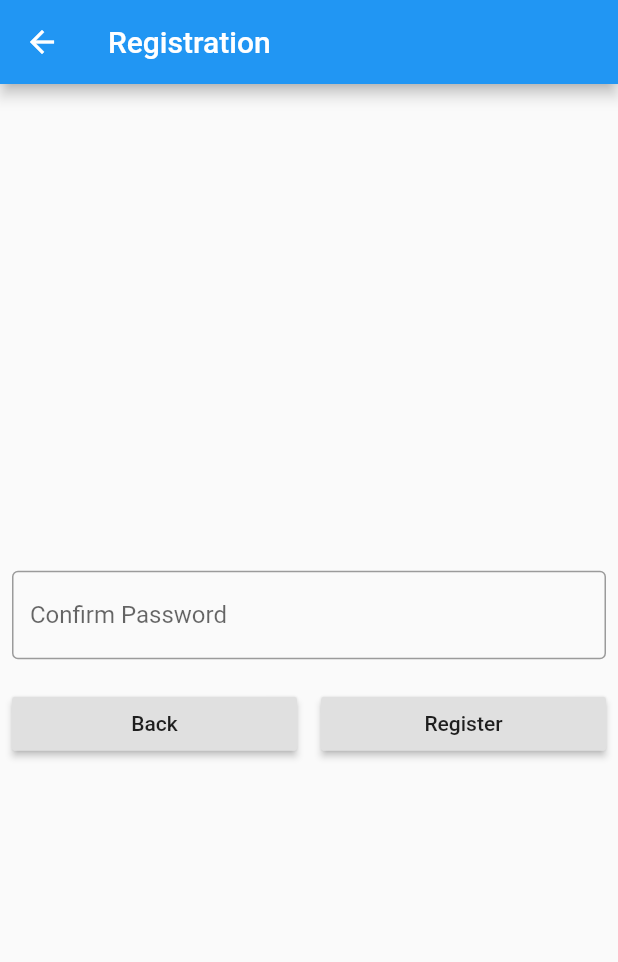
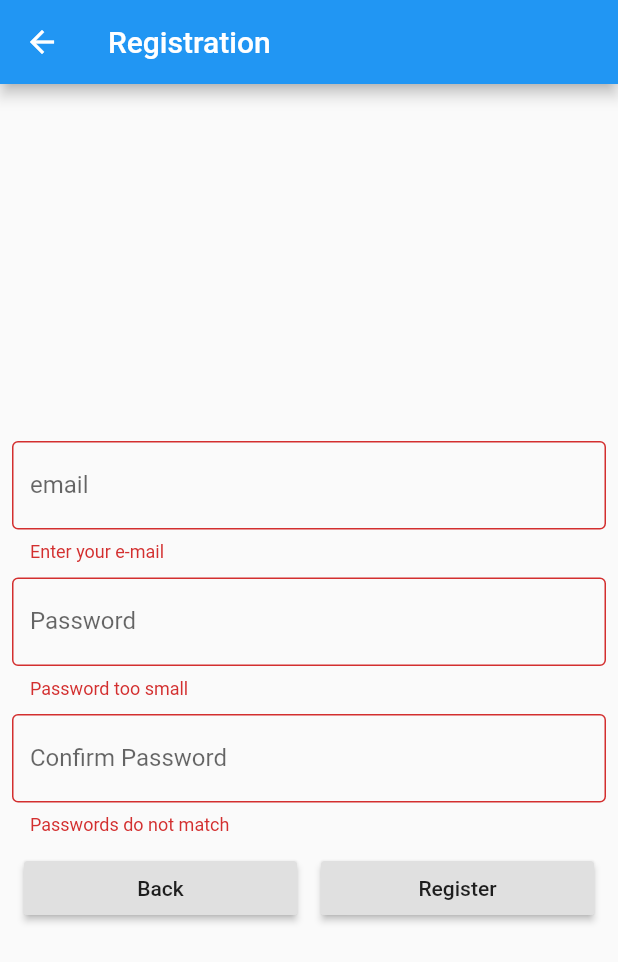
Before and after one commit to LeonEstrak/eShop, a Flutter app: the RegistrationPage screen opened by its route, after a tap on "Register", on a phone screen of 412 x 824 dp. Shown: the top 962 px of the screen. Run offline on Flutter 3.47's test engine with Material 2 defaults, Android fonts, the phone set to English and light mode, and no system bars; our stand-ins replace firebase_auth; accounts and stored records are empty.

Commit message:
Registration with email and password set up. Error shows correctly on failure of registration.

```diff
--- a/lib/registrationPage.dart
+++ b/lib/registrationPage.dart
@@ -1,4 +1,7 @@
 import 'package:flutter/material.dart';
+import 'package:shopwork/Authentication.dart';
+
+//TODO:Create a proper Registration Form with option including whether a merchant or a customer
 
 class RegistrationPage extends StatefulWidget {
   @override
@@ -6,24 +9,64 @@ class RegistrationPage extends StatefulWidget {
 }
 
 class _RegistrationPageState extends State<RegistrationPage> {
+  String email;
+
+  String password;
+
   String confirmedPassword;
+
+  String errorMessage=' ';
+
+  final _formKey = GlobalKey<FormState>();
+
   @override
   Widget build(BuildContext context) {
     return Scaffold(
       appBar: AppBar(title: Text('Registration')),
-      body: Column(
+      body: Padding(
+        padding: const EdgeInsets.all(8.0),
+        child: Form(
+          key: _formKey,
+          child: Column(
             mainAxisAlignment: MainAxisAlignment.center,
             children: <Widget>[
-          Padding(
-            padding: const EdgeInsets.all(8.0),
-            child: TextField(
+              Text("$errorMessage"),
+              SizedBox(height: 15),
+              TextFormField(
+                //TODO:instead of isEmpty, check for validity of email [use Regular Exp.] [email.contains(new RegExp(r'...'))]
+              validator: (email) => email.isEmpty ? "Enter your e-mail" : null,
+              decoration: InputDecoration(
+                  border: OutlineInputBorder(), labelText: "email"),
+              onChanged: (String email) {
+                this.email = email;
+                //print("email: $email");
+              },
+            ),
+              SizedBox(
+                height: 10,
+              ),
+              TextFormField(
+                validator: (password)=> password.length <= 4?"Password too small":null,
                 obscureText: true,
                 decoration: InputDecoration(
-                  labelText: "Confirm Password", border: OutlineInputBorder()),
+                    border: OutlineInputBorder(), labelText: "Password"),
+                onChanged: (String password) {
+                  this.password = password;
+                  //print("Password: $password");
+                }),
+              SizedBox(
+                height: 10,
+              ),
+              TextFormField(
+                validator: (confirmedPassword)=>confirmedPassword!=password?"Passwords do not match":null,
+                obscureText: true,
+                decoration: InputDecoration(
+                    labelText: "Confirm Password",
+                    border: OutlineInputBorder()
+                ),
                 onChanged: (String confirmedPass){
                   this.confirmedPassword = confirmedPass;
                 },
-            ),
               ),
               SizedBox(
                 height: 10,
@@ -50,7 +93,27 @@ class _RegistrationPageState extends State<RegistrationPage> {
                         padding: const EdgeInsets.fromLTRB(8.0, 0, 8.0, 0),
                         child: RaisedButton(
                           child: Text("Register"),
-                      onPressed: () {},
+                          onPressed: () async{
+                            if(_formKey.currentState.validate()){
+                              dynamic data = await AuthenticationServices().registerWithEmailAndPassword(email, password);
+                              bool userExist = data[0];
+                              dynamic userData = data[1];
+                              if( userExist== true) {
+                                print(userData);
+                                print("Registered");
+                                setState(() {
+                                  errorMessage = " ";
+                                });
+                                Navigator.popUntil(context, ModalRoute.withName('/'));
+                              }else{
+                                print("Error");
+                                setState(() {
+                                  print(userData);
+                                  errorMessage = userData.toString().split(new RegExp(r','))[1];
+                                });
+                              }
+                            }
+                          },
                         ),
                       ),
                     )
@@ -59,6 +122,8 @@ class _RegistrationPageState extends State<RegistrationPage> {
               )
             ],
           ),
+        ),
+      ),
     );
   }
 }
--- a/pubspec.yaml
+++ b/pubspec.yaml
@@ -25,6 +25,8 @@ dependencies:
   cupertino_icons: ^0.1.2
   firebase_auth: ^0.16.0
   cloud_firestore: ^0.13.5
+  provider: ^4.1.0
+
 
 
 dev_dependencies:
```
Also changed, not shown: lib/Authentication.dart (added, +48 -0 lines), lib/home.dart (added, +25 -0 lines), lib/loginPage.dart (+34 -18 lines), lib/main.dart (+39 -7 lines), pubspec.lock. Lines whose indentation alone changed are shown as unchanged.
